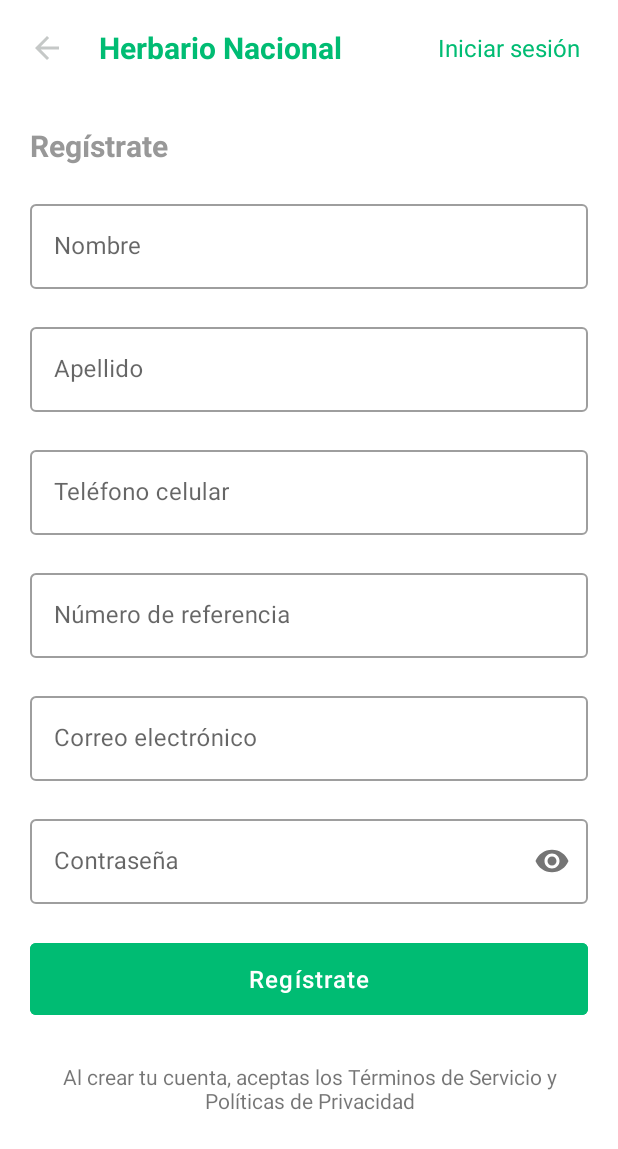
After one commit to Javen17/herbario_nacional, an Android app: the RegisterActivity screen opened directly, with no data from a screen before it, on a phone screen of 412 x 824 dp. The commit adds this screen. Shown: the top 1149 px of the screen. Run offline under Robolectric (Android 15) with nearby library versions, the phone set to English and light mode, and no system bars.

Commit message:
Agregación de formularios para registro e inicio de sesión

```diff
--- /dev/null
+++ b/app/src/main/java/com/example/herbario_nacional/Activities/RegisterActivity.kt
@@ -0,0 +1,27 @@
+package com.example.herbario_nacional.Activities
+
+import android.content.Intent
+import androidx.appcompat.app.AppCompatActivity
+import android.os.Bundle
+import com.example.herbario_nacional.R
+import kotlinx.android.synthetic.main.activity_register.*
+
+class RegisterActivity : AppCompatActivity() {
+
+    override fun onCreate(savedInstanceState: Bundle?) {
+        super.onCreate(savedInstanceState)
+        setContentView(R.layout.activity_register)
+
+        back_btn.setOnClickListener {
+            val intent = Intent(this@RegisterActivity, NoLoginActivity::class.java)
+            startActivity(intent)
+            finish()
+        }
+
+        login_label.setOnClickListener{
+            val intent = Intent(this@RegisterActivity, LoginActivity::class.java)
+            startActivity(intent)
+            finish()
+        }
+    }
+}
--- /dev/null
+++ b/app/src/main/res/drawable/ic_back.xml
@@ -0,0 +1,9 @@
+<vector xmlns:android="http://schemas.android.com/apk/res/android"
+        android:width="24dp"
+        android:height="24dp"
+        android:viewportWidth="24.0"
+        android:viewportHeight="24.0">
+    <path
+        android:fillColor="#FF000000"
+        android:pathData="M20,11H7.83l5.59,-5.59L12,4l-8,8 8,8 1.41,-1.41L7.83,13H20v-2z"/>
+</vector>
--- /dev/null
+++ b/app/src/main/res/layout/activity_register.xml
@@ -0,0 +1,261 @@
+<?xml version="1.0" encoding="utf-8"?>
+<androidx.constraintlayout.widget.ConstraintLayout xmlns:android="http://schemas.android.com/apk/res/android"
+    xmlns:app="http://schemas.android.com/apk/res-auto"
+    xmlns:tools="http://schemas.android.com/tools"
+    android:layout_width="match_parent"
+    android:layout_height="match_parent"
+    tools:context=".Activities.RegisterActivity"
+    android:focusableInTouchMode="true"
+    >
+    <LinearLayout
+        android:id="@+id/progressBarLayout"
+        android:layout_width="match_parent"
+        android:layout_height="wrap_content"
+        app:layout_constraintTop_toTopOf="parent"
+        >
+        <ProgressBar
+            style="?android:attr/progressBarStyleHorizontal"
+            android:layout_width="match_parent"
+            android:layout_height="wrap_content"
+            android:indeterminate="true"
+            android:id="@+id/progressBar"
+            android:visibility="gone"
+            />
+    </LinearLayout>
+
+    <RelativeLayout
+        android:id="@+id/back"
+        android:layout_width="match_parent"
+        android:layout_height="wrap_content"
+        app:layout_constraintTop_toBottomOf="@id/progressBarLayout"
+        android:orientation="horizontal"
+        android:paddingLeft="20dp"
+        android:paddingRight="20dp"
+        android:paddingTop="15dp"
+        android:paddingBottom="15dp"
+        >
+        <com.google.android.material.button.MaterialButton
+            android:id="@+id/back_btn"
+            android:layout_width="30dp"
+            android:layout_height="30dp"
+            style="@style/Widget.MaterialComponents.Button.UnelevatedButton"
+            app:icon="@drawable/ic_back"
+            app:iconGravity="textStart"
+            app:iconTint="@color/inactive_color"
+            app:backgroundTint="@color/transparent"
+            android:layout_alignParentStart="true"
+            android:layout_centerVertical="true"
+        />
+
+        <TextView
+            android:id="@+id/brand"
+            android:layout_width="wrap_content"
+            android:layout_height="wrap_content"
+            android:text="@string/app_name"
+            android:textStyle="bold"
+            android:layout_centerVertical="true"
+            android:layout_toEndOf="@id/back_btn"
+            android:layout_marginStart="16dp"
+            android:textSize="20sp"
+            android:textColor="@color/colorPrimary"
+        />
+
+        <TextView
+            android:id="@+id/login_label"
+            android:layout_width="wrap_content"
+            android:layout_height="wrap_content"
+            android:text="@string/login"
+            android:layout_toEndOf="@id/brand"
+            android:layout_centerVertical="true"
+            android:textSize="16sp"
+            android:textColor="@color/colorPrimary"
+            android:padding="5dp"
+            android:layout_alignParentEnd="true"
+            android:textAlignment="textEnd"
+            />
+    </RelativeLayout>
+
+    <ScrollView
+        android:layout_width="0dp"
+        android:layout_height="0dp"
+        app:layout_constraintBottom_toBottomOf="parent"
+        app:layout_constraintLeft_toLeftOf="parent"
+        app:layout_constraintRight_toRightOf="parent"
+        app:layout_constraintTop_toBottomOf="@id/back">
+
+        <androidx.constraintlayout.widget.ConstraintLayout
+            android:layout_width="match_parent"
+            android:layout_height="wrap_content"
+            android:paddingLeft="20dp"
+            android:paddingRight="20dp"
+            android:paddingTop="20dp"
+            android:paddingBottom="20dp"
+            >
+            <TextView
+                android:text="@string/register"
+                android:layout_width="wrap_content"
+                android:layout_height="wrap_content"
+                android:id="@+id/newAccountLabel"
+                android:textStyle="bold"
+                app:layout_constraintLeft_toLeftOf="parent"
+                app:layout_constraintTop_toTopOf="parent"
+                android:textSize="20sp"
+                android:textColor="@color/gray"
+            />
+
+            <com.google.android.material.textfield.TextInputLayout
+                android:id="@+id/nameTextInputLayout"
+                android:layout_width="match_parent"
+                android:layout_height="wrap_content"
+                android:hint="@string/firstName"
+                style="@style/Widget.MaterialComponents.TextInputLayout.OutlinedBox"
+                app:layout_constraintTop_toBottomOf="@id/newAccountLabel"
+                android:layout_marginTop="20dp"
+                >
+
+                <com.google.android.material.textfield.TextInputEditText
+                    android:id="@+id/nameInput"
+                    android:layout_width="match_parent"
+                    android:layout_height="wrap_content"
+                    android:textSize="16sp"
+                    android:inputType="text"
+                />
+
+            </com.google.android.material.textfield.TextInputLayout>
+
+            <com.google.android.material.textfield.TextInputLayout
+                android:id="@+id/lastnameTextInputLayout"
+                android:layout_width="match_parent"
+                android:layout_height="wrap_content"
+                android:hint="@string/lastName"
+                style="@style/Widget.MaterialComponents.TextInputLayout.OutlinedBox"
+                app:layout_constraintTop_toBottomOf="@id/nameTextInputLayout"
+                android:layout_marginTop="20dp"
+                >
+
+                <com.google.android.material.textfield.TextInputEditText
+                    android:id="@+id/lastnameInput"
+                    android:layout_width="match_parent"
+                    android:layout_height="wrap_content"
+                    android:textSize="16sp"
+                    android:inputType="text"
+                    />
+
+            </com.google.android.material.textfield.TextInputLayout>
+
+            <com.google.android.material.textfield.TextInputLayout
+                android:id="@+id/phoneNumberTextInputLayout"
+                android:layout_width="match_parent"
+                android:layout_height="wrap_content"
+                android:hint="@string/cellphoneNumber"
+                style="@style/Widget.MaterialComponents.TextInputLayout.OutlinedBox"
+                app:layout_constraintTop_toBottomOf="@id/lastnameTextInputLayout"
+                android:layout_marginTop="20dp"
+                >
+
+                <com.google.android.material.textfield.TextInputEditText
+                    android:id="@+id/phoneNumberInput"
+                    android:layout_width="match_parent"
+                    android:layout_height="wrap_content"
+                    android:textSize="16sp"
+                    android:inputType="phone"
+                    />
+
+            </com.google.android.material.textfield.TextInputLayout>
+
+            <com.google.android.material.textfield.TextInputLayout
+                android:id="@+id/referenceNumberTextInputLayout"
+                android:layout_width="match_parent"
+                android:layout_height="wrap_content"
+                android:hint="@string/referenceNumber"
+                style="@style/Widget.MaterialComponents.TextInputLayout.OutlinedBox"
+                app:layout_constraintTop_toBottomOf="@id/phoneNumberTextInputLayout"
+                android:layout_marginTop="20dp"
+                >
+
+                <com.google.android.material.textfield.TextInputEditText
+                    android:id="@+id/referenceNumberInput"
+                    android:layout_width="match_parent"
+                    android:layout_height="wrap_content"
+                    android:textSize="16sp"
+                    android:inputType="text"
+                    />
+
+            </com.google.android.material.textfield.TextInputLayout>
+
+            <com.google.android.material.textfield.TextInputLayout
+                android:id="@+id/emailTextInputLayout"
+                android:layout_width="match_parent"
+                android:layout_height="wrap_content"
+                android:hint="@string/email"
+                style="@style/Widget.MaterialComponents.TextInputLayout.OutlinedBox"
+                app:layout_constraintTop_toBottomOf="@id/referenceNumberTextInputLayout"
+                android:layout_marginTop="20dp"
+            >
+
+                <com.google.android.material.textfield.TextInputEditText
+                    android:id="@+id/emailInput"
+                    android:layout_width="match_parent"
+                    android:layout_height="wrap_content"
+                    android:textSize="16sp"
+                    android:inputType="textEmailAddress"
+                />
+
+            </com.google.android.material.textfield.TextInputLayout>
+
+            <com.google.android.material.textfield.TextInputLayout
+                android:id="@+id/passwordTextInputLayout"
+                android:layout_width="match_parent"
+                android:layout_height="wrap_content"
+                android:hint="@string/password"
+                style="@style/Widget.MaterialComponents.TextInputLayout.OutlinedBox"
+                app:layout_constraintTop_toBottomOf="@id/emailTextInputLayout"
+                app:passwordToggleEnabled="true"
+                android:layout_marginTop="20dp"
+                >
+
+                <com.google.android.material.textfield.TextInputEditText
+                    android:id="@+id/passwordInput"
+                    android:layout_width="match_parent"
+                    android:layout_height="wrap_content"
+                    android:textSize="16sp"
+                    android:inputType="textPassword"
+                />
+
+            </com.google.android.material.textfield.TextInputLayout>
+
+            <com.google.android.material.button.MaterialButton
+                android:id="@+id/btnRegistro"
+                android:layout_width="match_parent"
+                android:layout_height="60dp"
+                android:stateListAnimator="@null"
+                android:elevation="0dp"
+                app:layout_constraintTop_toBottomOf="@id/passwordTextInputLayout"
+                android:textColor="@color/white"
+                android:backgroundTint="@color/colorPrimary"
+                android:layout_marginTop="20dp"
+                android:text="@string/register"
+                android:textAllCaps="false"
+                android:textSize="16sp"
+                android:letterSpacing="0.05"
+            />
+
+            <TextView
+                android:text="@string/terms"
+                android:layout_width="match_parent"
+                android:layout_height="wrap_content"
+                android:id="@+id/terminos"
+                android:textAlignment="center"
+                android:layout_marginTop="25dp"
+                app:layout_constraintTop_toBottomOf="@id/btnRegistro"
+                app:layout_constraintBottom_toBottomOf="parent"
+                app:layout_constraintEnd_toEndOf="parent"
+                app:layout_constraintStart_toStartOf="parent"
+                android:textSize="14sp"
+            />
+
+        </androidx.constraintlayout.widget.ConstraintLayout>
+
+    </ScrollView>
+
+</androidx.constraintlayout.widget.ConstraintLayout>
--- a/app/src/main/res/values/colors.xml
+++ b/app/src/main/res/values/colors.xml
@@ -2,7 +2,7 @@
 <resources>
     <color name="colorPrimary">#00BC73</color>
     <color name="colorPrimaryDark">#008b47</color>
-    <color name="colorAccent">#5af0a2</color>
+    <color name="colorAccent">#1ac381</color>
     <color name="white">#FFFFFF</color>
     <color name="background_color">#FBFFF8</color>
     <color name="inactive_color">#C5C8C7</color>
--- a/app/src/main/res/values/strings.xml
+++ b/app/src/main/res/values/strings.xml
@@ -8,4 +8,15 @@
     <string name="login">Iniciar sesión</string>
     <string name="attention">Inicia sesión para que puedas obtener todas tus fichas técnicas registradas.</string>
 
+    <!-- Datos de Colector -->
+    <!-- hints -->
+    <string name="firstName">Nombre</string>
+    <string name="lastName">Apellido</string>
+    <string name="cellphoneNumber">Teléfono celular</string>
+    <string name="referenceNumber">Número de referencia</string>
+    <string name="email">Correo electrónico</string>
+    <string name="password">Contraseña</string>
+
+    <string name="forgotten_password">¿Has olvidado tu contraseña?</string>
+    <string name="terms">Al crear tu cuenta, aceptas los Términos de Servicio y Políticas de Privacidad</string>
 </resources>
```
Also changed, not shown: app/src/main/AndroidManifest.xml (+6 -1 lines), app/src/main/java/com/example/herbario_nacional/Activities/LoginActivity.kt (added, +29 -0 lines), app/src/main/java/com/example/herbario_nacional/Activities/NoLoginActivity.kt (+12 -0 lines), app/src/main/res/layout/activity_login.xml (added, +176 -0 lines), app/src/main/res/layout/activity_no_login.xml (+4 -4 lines).
